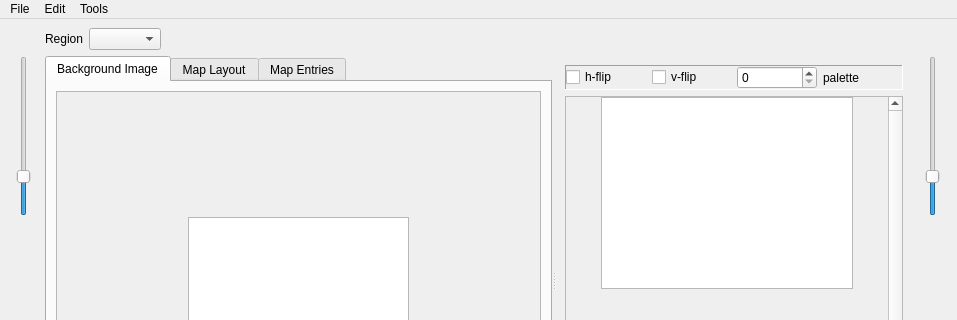
First picture: the form in forms/regionmapeditor.ui, repository huderlem/porymap, before the edit; both pictures show x 0 to 957 and y 0 to 320 of the 957 by 535 pixel window.
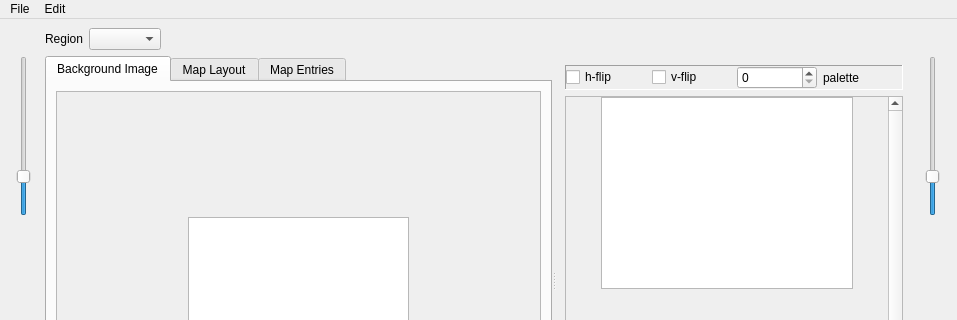
Second picture: the form after the edit. Custom widgets are drawn as their Qt base class.

Commit message: Remove empty Tools menu from Region Map Editor

Patch:
```diff
--- a/forms/regionmapeditor.ui
+++ b/forms/regionmapeditor.ui
@@ -1106,14 +1106,8 @@
     <addaction name="action_RegionMap_ClearLayout"/>
     <addaction name="action_RegionMap_ClearEntries"/>
    </widget>
-   <widget class="QMenu" name="menuTools">
-    <property name="title">
-     <string>Tools</string>
-    </property>
-   </widget>
    <addaction name="menuFile"/>
    <addaction name="menuEdit"/>
-   <addaction name="menuTools"/>
   </widget>
   <widget class="QStatusBar" name="statusbar"/>
   <action name="action_RegionMap_Save">
```
